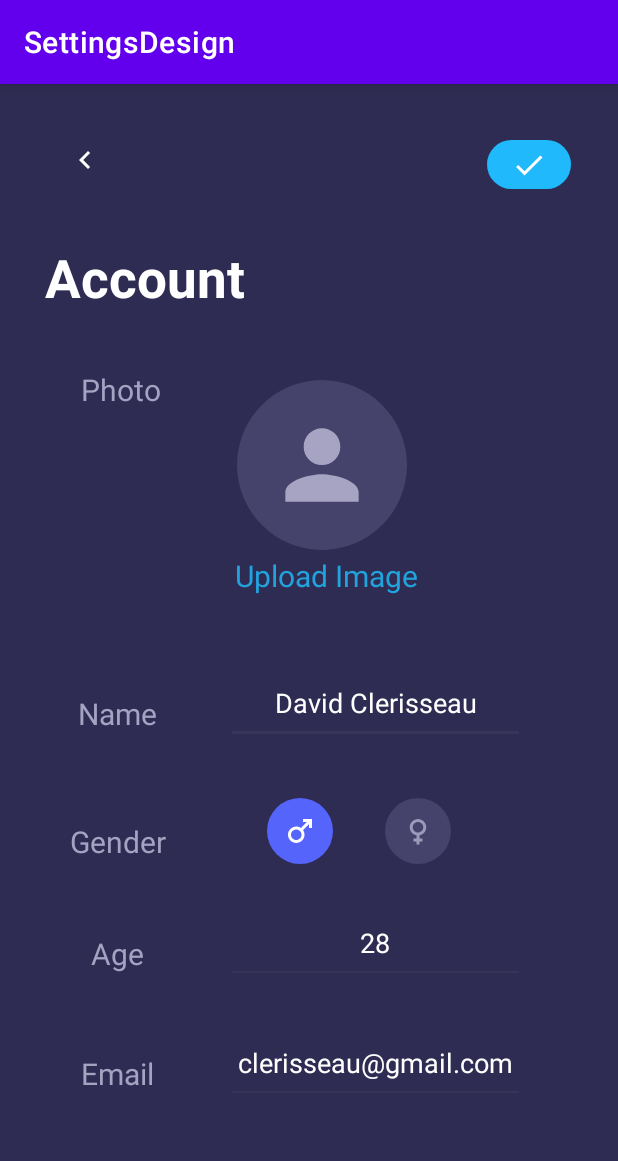
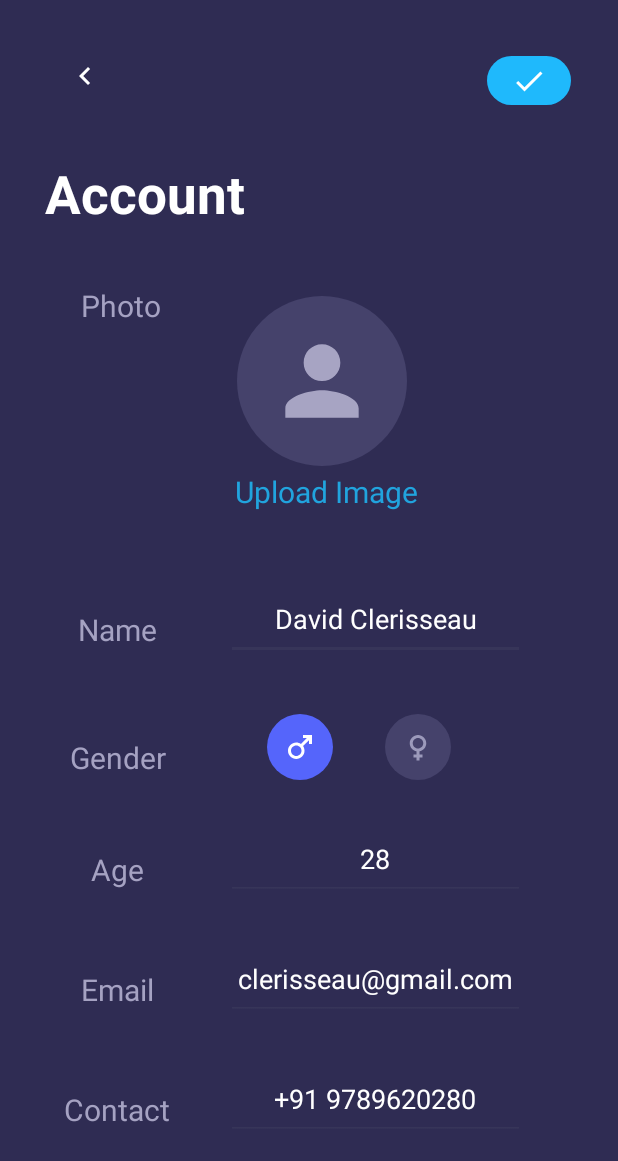
Before and after one commit to JayaneshB/Settings-UI-Design, an Android app: the SettingsActivity screen opened directly, with no data from a screen before it, on a phone screen of 412 x 824 dp. Shown: the top 1161 px of the screen. Run offline under Robolectric (Android 15) with nearby library versions, the phone set to English and light mode, and no system bars.

Commit message:
Updated Changes

```diff
--- a/app/src/main/res/layout/activity_settings.xml
+++ b/app/src/main/res/layout/activity_settings.xml
@@ -304,4 +304,49 @@
 
     </LinearLayout>
 
+    <LinearLayout
+        android:layout_width="match_parent"
+        android:layout_height="70dp"
+        android:layout_marginTop="690dp">
+
+        <RelativeLayout
+            android:layout_width="wrap_content"
+            android:layout_height="wrap_content">
+
+
+            <TextView
+                android:id="@+id/contactNo"
+                android:layout_width="96dp"
+                android:layout_height="70dp"
+                android:layout_alignParentStart="true"
+                android:layout_alignParentBottom="true"
+                android:layout_marginStart="30dp"
+                android:layout_marginTop="10dp"
+                android:layout_marginBottom="20dp"
+                android:gravity="center"
+                android:text="@string/contact"
+                android:textColor="@color/dark_grey"
+                android:textSize="20sp" />
+
+            <EditText
+                android:id="@+id/contact"
+                android:layout_width="199dp"
+                android:layout_height="wrap_content"
+                android:layout_alignParentEnd="true"
+                android:layout_alignParentBottom="true"
+                android:layout_marginEnd="62dp"
+                android:layout_marginBottom="0dp"
+                android:backgroundTint="@color/bottom_line_color"
+                android:ems="10"
+                android:gravity="center_horizontal"
+                android:inputType="textPersonName"
+                android:paddingBottom="15dp"
+                android:text="@string/phNo"
+                android:textColor="@color/white" />
+
+
+        </RelativeLayout>
+
+    </LinearLayout>
+
 </FrameLayout>
--- a/app/src/main/res/values/strings.xml
+++ b/app/src/main/res/values/strings.xml
@@ -15,6 +15,8 @@
     <string name="gender">Gender</string>
     <string name="age">Age</string>
     <string name='email'>Email</string>
+    <string name='contact'>Contact</string>
     <string name="_age">28</string>
     <string name="mail_id">clerisseau@gmail.com</string>
+    <string name='phNo'>+91 9789620280</string>
 </resources>
--- a/app/src/main/res/values/themes.xml
+++ b/app/src/main/res/values/themes.xml
@@ -1,6 +1,6 @@
 <resources xmlns:tools="http://schemas.android.com/tools">
     <!-- Base application theme. -->
-    <style name="Theme.SettingsDesign" parent="Theme.MaterialComponents.DayNight.DarkActionBar">
+    <style name="Theme.SettingsDesign" parent="Theme.MaterialComponents.Light.NoActionBar">
         <!-- Primary brand color. -->
         <item name="colorPrimary">@color/purple_500</item>
         <item name="colorPrimaryVariant">@color/purple_700</item>
```
